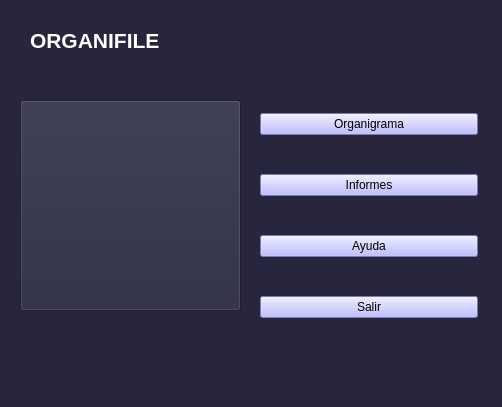
stel0/TP-PYTHON, file Prueba tp/Inicio.ui: the form before one commit.
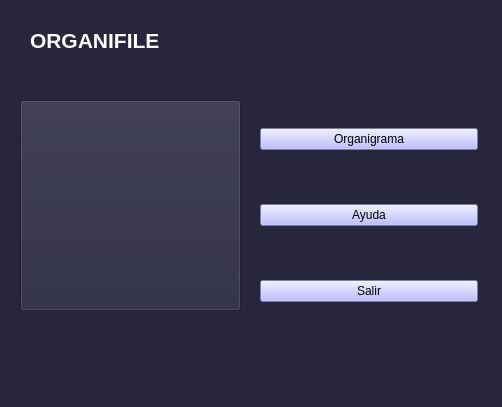
The form after the commit. Icons and pictures are not drawn.

Commit message: combo box  agregado

What changed in the file:
```diff
--- a/Prueba tp/Inicio.ui
+++ b/Prueba tp/Inicio.ui
@@ -50,6 +50,26 @@
      </rect>
     </property>
     <layout class="QGridLayout" name="gridLayout">
+     <item row="1" column="0">
+      <widget class="QPushButton" name="Ayuda">
+       <property name="styleSheet">
+        <string notr="true">background:rgb(170, 170, 255);</string>
+       </property>
+       <property name="text">
+        <string>Ayuda</string>
+       </property>
+      </widget>
+     </item>
+     <item row="2" column="0">
+      <widget class="QPushButton" name="Salir">
+       <property name="styleSheet">
+        <string notr="true">background:rgb(170, 170, 255);</string>
+       </property>
+       <property name="text">
+        <string>Salir</string>
+       </property>
+      </widget>
+     </item>
      <item row="0" column="0">
       <widget class="QPushButton" name="Ver_main_window">
        <property name="minimumSize">
@@ -66,36 +86,6 @@
        </property>
       </widget>
      </item>
-     <item row="1" column="0">
-      <widget class="QPushButton" name="Informes">
-       <property name="styleSheet">
-        <string notr="true">background:rgb(170, 170, 255);</string>
-       </property>
-       <property name="text">
-        <string>Informes</string>
-       </property>
-      </widget>
-     </item>
-     <item row="2" column="0">
-      <widget class="QPushButton" name="Ayuda">
-       <property name="styleSheet">
-        <string notr="true">background:rgb(170, 170, 255);</string>
-       </property>
-       <property name="text">
-        <string>Ayuda</string>
-       </property>
-      </widget>
-     </item>
-     <item row="3" column="0">
-      <widget class="QPushButton" name="Salir">
-       <property name="styleSheet">
-        <string notr="true">background:rgb(170, 170, 255);</string>
-       </property>
-       <property name="text">
-        <string>Salir</string>
-       </property>
-      </widget>
-     </item>
     </layout>
    </widget>
    <widget class="QPushButton" name="pushButton_5">
```
The commit also changes 6 other files.
